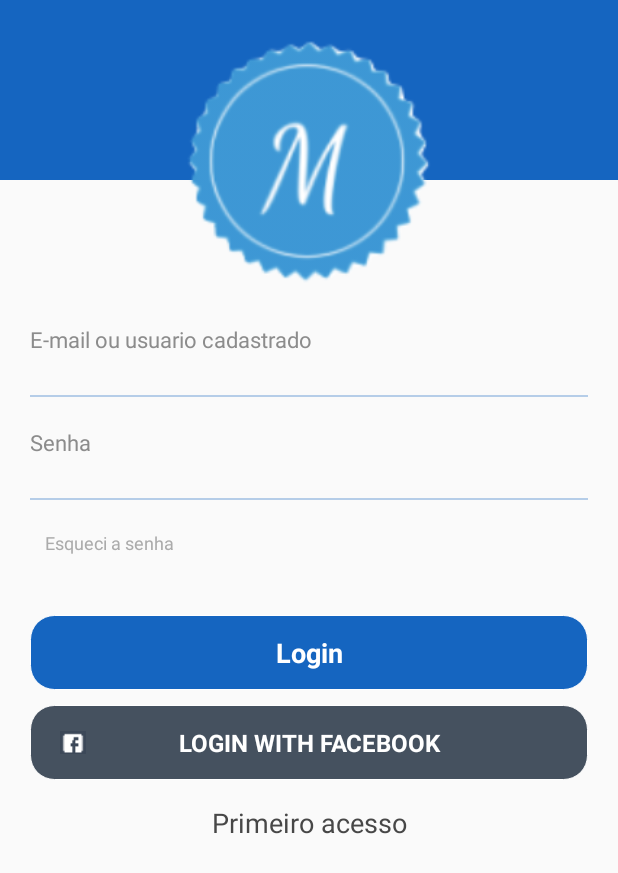
After one commit to nicconicco/MyStorie, an Android app: the layout activity_login_v2.xml on its own in the app's theme, with its tools: preview values and no code run, on a phone screen of 412 x 824 dp. The commit adds this screen. Shown: the top 873 px of the screen. Run offline under Robolectric (Android 15) with nearby library versions, the phone set to English and light mode, and no system bars.

Commit message:
[ Criando uma nova interface Login e Dialog ]

```diff
--- a/app/src/main/java/com/cgalves/mystorie/common/activity/BaseActivity.java
+++ b/app/src/main/java/com/cgalves/mystorie/common/activity/BaseActivity.java
@@ -7,6 +7,7 @@ import android.view.MenuItem;
 
 import com.cgalves.mystorie.BuildConfig;
 import com.cgalves.mystorie.R;
+import com.cgalves.mystorie.common.dialog.CustomProgressDialog;
 
 
 /**
@@ -15,6 +16,7 @@ import com.cgalves.mystorie.R;
 
 public class BaseActivity extends AppCompatActivity {
 
+    public static CustomProgressDialog progressBar = new CustomProgressDialog();
     public Toolbar toolbar;
 
     @Override
--- a/app/src/main/java/com/cgalves/mystorie/feature/login/presenter/LoginContract.java
+++ b/app/src/main/java/com/cgalves/mystorie/feature/login/presenter/LoginContract.java
@@ -2,7 +2,6 @@ package com.cgalves.mystorie.feature.login.presenter;
 
 import com.cgalves.mystorie.common.presenter.MvpPresenter;
 import com.cgalves.mystorie.common.presenter.MvpView;
-import com.parse.ParseUser;
 
 /**
  * Created by Scopus on 17/07/18.
@@ -16,6 +15,7 @@ public class LoginContract {
     }
 
     public interface LoginPresenterView extends MvpView {
-        void onLoginResult(ParseUser result);
+        void onLoginResult(boolean isAdmin);
+        void onError(String error);
     }
 }
--- /dev/null
+++ b/app/src/main/res/drawable/shape_azul.xml
@@ -0,0 +1,14 @@
+<?xml version="1.0" encoding="utf-8"?>
+<shape xmlns:android="http://schemas.android.com/apk/res/android"
+    android:padding="10dp"
+    android:shape="rectangle">
+    <solid android:color="@color/primary" />
+    <corners
+        android:bottomLeftRadius="16dp"
+        android:bottomRightRadius="16dp"
+        android:topLeftRadius="16dp"
+        android:topRightRadius="16dp" />
+    <stroke
+        android:width="1px"
+        android:color="@color/white" />
+</shape>
--- /dev/null
+++ b/app/src/main/res/drawable/shape_facebookl.xml
@@ -0,0 +1,14 @@
+<?xml version="1.0" encoding="utf-8"?>
+<shape xmlns:android="http://schemas.android.com/apk/res/android"
+    android:padding="10dp"
+    android:shape="rectangle">
+    <solid android:color="@color/blue_hint" />
+    <corners
+        android:bottomLeftRadius="16dp"
+        android:bottomRightRadius="16dp"
+        android:topLeftRadius="16dp"
+        android:topRightRadius="16dp" />
+    <stroke
+        android:width="1px"
+        android:color="@color/white" />
+</shape>
--- /dev/null
+++ b/app/src/main/res/layout/activity_login_v2.xml
@@ -0,0 +1,197 @@
+<?xml version="1.0" encoding="utf-8"?>
+<LinearLayout xmlns:android="http://schemas.android.com/apk/res/android"
+    xmlns:app="http://schemas.android.com/apk/res-auto"
+    xmlns:tools="http://schemas.android.com/tools"
+    android:id="@+id/view"
+    android:layout_width="match_parent"
+    android:layout_height="match_parent"
+    android:clickable="true"
+    android:focusableInTouchMode="true"
+    android:orientation="vertical">
+
+    <FrameLayout
+        android:layout_width="match_parent"
+        android:layout_height="match_parent">
+
+        <LinearLayout
+            android:layout_width="match_parent"
+            android:layout_height="match_parent"
+            android:orientation="vertical">
+
+            <FrameLayout
+                android:layout_width="match_parent"
+                android:layout_height="196dp">
+
+                <LinearLayout
+                    android:id="@+id/viewTopType"
+                    android:layout_width="match_parent"
+                    android:layout_height="120dp"
+                    android:background="@color/primary"
+                    android:orientation="horizontal" />
+
+                <ImageView
+                    android:layout_width="176dp"
+                    android:layout_height="176dp"
+                    android:layout_gravity="center"
+                    android:layout_marginTop="10dp"
+                    android:src="@drawable/icon_mystories" />
+            </FrameLayout>
+
+            <ScrollView
+                android:layout_width="match_parent"
+                android:layout_height="wrap_content">
+
+                <LinearLayout
+                    android:layout_width="match_parent"
+                    android:layout_height="wrap_content"
+                    android:layout_marginLeft="20dp"
+                    android:layout_marginRight="20dp"
+                    android:orientation="vertical">
+
+
+                    <TextView
+                        android:id="@+id/tNumberCard"
+                        android:layout_width="match_parent"
+                        android:layout_height="wrap_content"
+                        android:layout_marginTop="20dp"
+                        android:fontFamily="@font/roboto"
+                        android:lineSpacingExtra="-6.5sp"
+                        android:text="E-mail ou usuario cadastrado"
+                        android:textColor="#8c8c8c"
+                        android:textSize="14.7sp" />
+
+                    <EditText
+                        android:background="@color/transparent"
+                        android:id="@+id/et_username"
+                        android:layout_width="match_parent"
+                        android:layout_height="wrap_content"
+                        android:longClickable="true"
+                        android:maxLength="25"
+                        android:maxLines="1"
+                        android:nextFocusForward="@+id/etPassword"
+                        android:singleLine="true"
+                        android:text=""
+                        android:textColor="#474747"
+                        android:textSize="20sp"
+                        android:textStyle="normal" />
+
+                    <View
+                        android:layout_width="match_parent"
+                        android:layout_height="1dp"
+                        android:alpha="0.3"
+                        android:background="@color/primary" />
+
+                    <TextView
+                        android:layout_width="match_parent"
+                        android:layout_height="wrap_content"
+                        android:layout_marginTop="20dp"
+                        android:fontFamily="@font/roboto"
+                        android:lineSpacingExtra="-6.5sp"
+                        android:text="Senha"
+                        android:textColor="#8c8c8c"
+                        android:textSize="14.7sp" />
+
+                    <EditText
+                        android:background="@color/transparent"
+                        android:id="@+id/et_password"
+                        android:layout_width="match_parent"
+                        android:layout_height="wrap_content"
+                        android:inputType="textPassword"
+                        android:letterSpacing="0.08"
+                        android:lineSpacingExtra="-11.9sp"
+                        android:longClickable="true"
+                        android:maxLength="14"
+                        android:singleLine="true"
+                        android:text=""
+                        android:textColor="#474747"
+                        android:textSize="20sp"
+                        android:textStyle="normal" />
+
+                    <View
+                        android:layout_width="match_parent"
+                        android:layout_height="1dp"
+                        android:alpha="0.3"
+                        android:background="@color/primary" />
+
+                    <TextView
+                        android:id="@+id/tv_forget_password"
+                        android:layout_width="wrap_content"
+                        android:layout_height="wrap_content"
+                        android:layout_marginTop="10dp"
+                        android:fontFamily="@font/roboto"
+                        android:gravity="left"
+                        android:lineSpacingExtra="-3.9sp"
+                        android:padding="10dp"
+                        android:text="@string/esqueci_a_senha"
+                        android:textColor="#ababab"
+                        android:textSize="12sp"
+                        android:textStyle="normal" />
+
+
+                    <LinearLayout
+                        android:layout_width="match_parent"
+                        android:layout_height="wrap_content"
+                        android:paddingTop="30dp">
+
+                        <TextView
+                            android:id="@+id/btn_login"
+                            android:layout_width="match_parent"
+                            android:layout_height="50dp"
+                            android:background="@drawable/shape_azul"
+                            android:fontFamily="@font/roboto"
+                            android:foreground="?attr/selectableItemBackground"
+                            android:gravity="center"
+                            android:text="@string/login"
+                            android:textColor="@color/white"
+                            android:textSize="18sp"
+                            android:textStyle="bold" />
+                    </LinearLayout>
+
+
+
+                    <LinearLayout
+                        android:background="@drawable/shape_facebookl"
+                        android:id="@+id/btn_facebook"
+                        android:layout_width="match_parent"
+                        android:layout_height="50dp"
+                        android:layout_marginTop="10dp"
+                        android:orientation="horizontal">
+
+                        <RelativeLayout
+                            android:layout_width="match_parent"
+                            android:layout_height="match_parent">
+
+                            <ImageView
+                                android:layout_width="wrap_content"
+                                android:layout_height="match_parent"
+                                android:layout_marginStart="20dp"
+                                android:src="@drawable/face_icon" />
+
+                            <TextView
+                                android:layout_width="match_parent"
+                                android:layout_height="match_parent"
+                                android:gravity="center"
+                                android:text="@string/login_with_facebook"
+                                android:textColor="@color/white"
+                                android:textSize="16sp"
+                                android:textStyle="bold" />
+                        </RelativeLayout>
+                    </LinearLayout>
+
+                    <TextView
+                        android:id="@+id/btn_register"
+                        android:layout_width="match_parent"
+                        android:layout_height="wrap_content"
+                        android:fontFamily="@font/roboto"
+                        android:gravity="center_horizontal"
+                        android:lineSpacingExtra="-9.9sp"
+                        android:paddingBottom="16dp"
+                        android:paddingTop="16dp"
+                        android:text="Primeiro acesso"
+                        android:textColor="#474747"
+                        android:textSize="18sp" />
+                </LinearLayout>
+            </ScrollView>
+        </LinearLayout>
+    </FrameLayout>
+</LinearLayout>
--- a/app/src/main/res/values/colors.xml
+++ b/app/src/main/res/values/colors.xml
@@ -12,4 +12,6 @@
     <color name="text_color_font">#1F2D3D</color>
     <color name="text_color_font_subtitle">#8492A6</color>
     <color name="blue_facebook">#5359a8</color>
+    <color name="primary">#1565c0</color>
+    <color name="black">#000000</color>
 </resources>
--- a/app/src/main/res/values/strings.xml
+++ b/app/src/main/res/values/strings.xml
@@ -43,6 +43,10 @@
     <string name="cellphone_miss_information">Voce ainda nao cadastrou celular</string>
     <string name="email_miss_information">Voce nao cadastrou ainda um email</string>
     <string name="title_activity_main3">Main3Activity</string>
+    <string name="esqueci_a_senha">Esqueci a senha</string>
+    <string name="login">Login</string>
+    <string name="esqueceu_sua_senha">Esqueceu sua senha?</string>
+    <string name="please_wait">Aguarde..</string>
 
 
 </resources>
```
Also changed, not shown: app/src/main/java/com/cgalves/mystorie/common/dialog/CustomProgressDialog.java (added, +81 -0 lines), app/src/main/java/com/cgalves/mystorie/feature/login/presenter/LoginPresenterImpl.java (+24 -4 lines), app/src/main/java/com/cgalves/mystorie/feature/login/view/LoginActivity.java (+25 -19 lines), app/src/main/java/com/cgalves/mystorie/feature/login/view/RegisterActivity.java (+6 -2 lines), app/src/main/res/drawable/shape_cinza.xml (added, +8 -0 lines), app/src/main/res/layout/progress_bar.xml (added, +30 -0 lines), app/src/main/res/values/styles.xml (+12 -0 lines).
